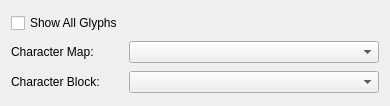
Before: the Qt Designer form UI-Qt/QUCMapBlockWidget.ui in frinkr/FontViewer, drawn with Qt 5.
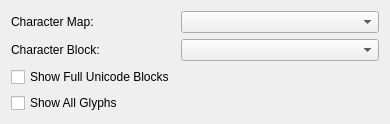
After: the same form once the commit is applied.

```diff
--- a/UI-Qt/QUCMapBlockWidget.ui
+++ b/UI-Qt/QUCMapBlockWidget.ui
@@ -7,7 +7,7 @@
     <x>0</x>
     <y>0</y>
     <width>390</width>
-    <height>106</height>
+    <height>120</height>
    </rect>
   </property>
   <property name="windowTitle">
@@ -51,13 +51,20 @@
      </property>
     </widget>
    </item>
-   <item row="0" column="0">
+   <item row="4" column="0" colspan="2">
     <widget class="QCheckBox" name="glyphCheckBox">
      <property name="text">
       <string>Show All Glyphs</string>
      </property>
     </widget>
    </item>
+   <item row="3" column="0">
+    <widget class="QCheckBox" name="checkBox">
+     <property name="text">
+      <string>Show Full Unicode Blocks</string>
+     </property>
+    </widget>
+   </item>
   </layout>
  </widget>
  <resources/>
```
